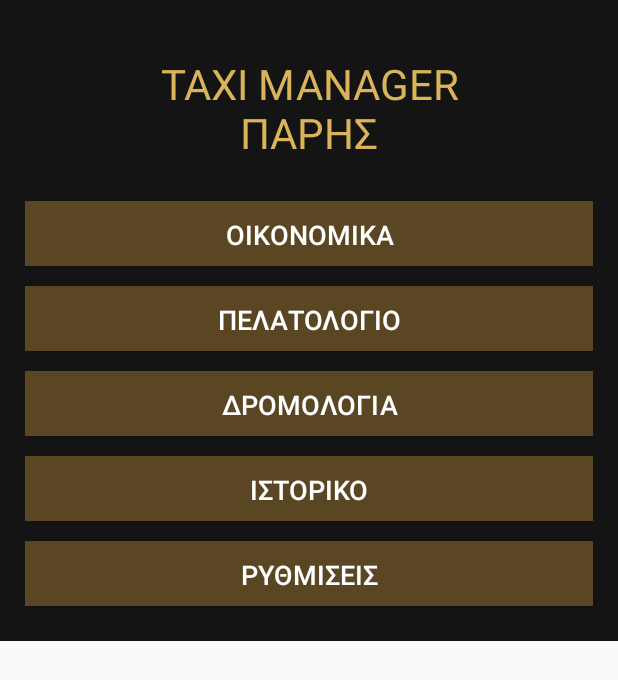
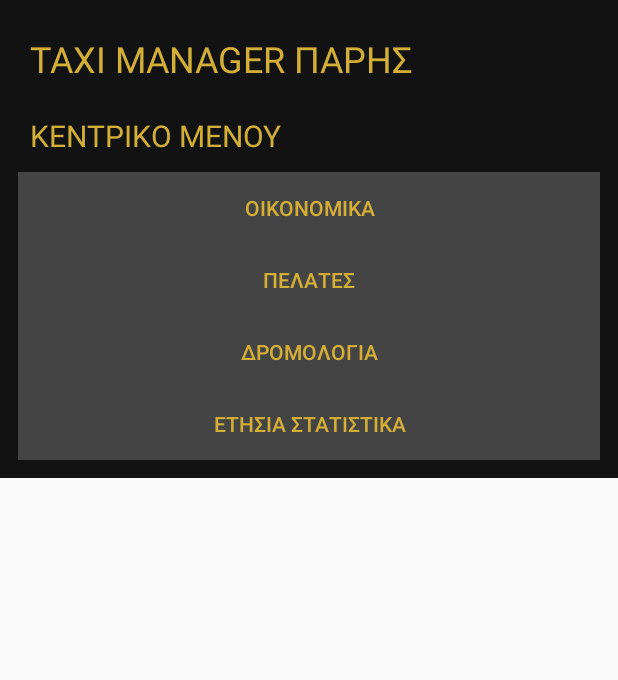
Before and after one commit to parisfotiou7-art/taxi-manager-paris-new, an Android app: the screen it shows after launch (MainActivity), on a phone screen of 412 x 824 dp. Shown: the top 680 px of the screen. Run offline under Robolectric (Android 15) with nearby library versions, the phone set to English and light mode, and no system bars.

Commit message:
Refactor MainActivity for improved structure and clarity

```diff
--- a/app/src/main/java/com/paris/taximanager/MainActivity.java
+++ b/app/src/main/java/com/paris/taximanager/MainActivity.java
@@ -1,57 +1,199 @@
+
 package com.paris.taximanager;
 
-import android.app.*;
-import android.os.*;
+import android.app.Activity;
+import android.os.Bundle;
 import android.graphics.Color;
-import android.view.*;
+import android.view.Gravity;
+import android.view.View;
 import android.widget.*;
+import android.content.SharedPreferences;
+import java.text.SimpleDateFormat;
+import java.util.Date;
+import java.util.Locale;
 
 public class MainActivity extends Activity {
 
-    LinearLayout mainLayout;
+    int gold = Color.rgb(212,175,55);
+    int black = Color.rgb(18,18,18);
+    LinearLayout main;
+    SharedPreferences prefs;
 
     @Override
-    protected void onCreate(Bundle savedInstanceState) {
+    public void onCreate(Bundle savedInstanceState) {
         super.onCreate(savedInstanceState);
+        prefs = getSharedPreferences("TaxiParis", MODE_PRIVATE);
+        showHome();
+    }
 
-        mainLayout = new LinearLayout(this);
-        mainLayout.setOrientation(LinearLayout.VERTICAL);
-        mainLayout.setPadding(25, 35, 25, 25);
-        mainLayout.setBackgroundColor(Color.rgb(20,20,20));
+    TextView text(String value, int size) {
+        TextView t = new TextView(this);
+        t.setText(value);
+        t.setTextSize(size);
+        t.setTextColor(gold);
+        t.setPadding(12,16,12,16);
+        return t;
+    }
+
+    void setup(String title) {
+        main = new LinearLayout(this);
+        main.setOrientation(LinearLayout.VERTICAL);
+        main.setPadding(18,18,18,18);
+        main.setBackgroundColor(black);
 
         ScrollView scroll = new ScrollView(this);
-        scroll.addView(mainLayout);
+        scroll.addView(main);
+        setContentView(scroll);
 
-        TextView title = new TextView(this);
-        title.setText("TAXI MANAGER\nΠΑΡΗΣ");
-        title.setTextSize(28);
-        title.setTextColor(Color.rgb(218,180,90));
-        title.setGravity(Gravity.CENTER);
-        title.setPadding(10,20,10,30);
-        mainLayout.addView(title);
-
-        addButton("ΟΙΚΟΝΟΜΙΚΑ");
-        addButton("ΠΕΛΑΤΟΛΟΓΙΟ");
-        addButton("ΔΡΟΜΟΛΟΓΙΑ");
-        addButton("ΙΣΤΟΡΙΚΟ");
-        addButton("ΡΥΘΜΙΣΕΙΣ");
-
-        setContentView(scroll);
+        main.addView(text("TAXI MANAGER ΠΑΡΗΣ",24));
+        main.addView(text(title,20));
     }
 
-    private void addButton(String text) {
-        Button button = new Button(this);
-        button.setText(text);
-        button.setTextSize(18);
-        button.setTextColor(Color.WHITE);
-        button.setBackgroundColor(Color.rgb(90,70,35));
+    void addButton(String name, Runnable action) {
+        Button b = new Button(this);
+        b.setText(name);
+        b.setTextColor(gold);
+        b.setBackgroundColor(Color.DKGRAY);
+        main.addView(b);
+        b.setOnClickListener(v -> action.run());
+    }
 
-        LinearLayout.LayoutParams params =
-            new LinearLayout.LayoutParams(
-                -1, 65
-            );
-        params.setMargins(0,10,0,10);
+    void showHome() {
+        setup("ΚΕΝΤΡΙΚΟ ΜΕΝΟΥ");
 
-        mainLayout.addView(button, params);
+        addButton("ΟΙΚΟΝΟΜΙΚΑ", () -> showFinance());
+        addButton("ΠΕΛΑΤΕΣ", () -> showCustomers());
+        addButton("ΔΡΟΜΟΛΟΓΙΑ", () -> showRoutes());
+        addButton("ΕΤΗΣΙΑ ΣΤΑΤΙΣΤΙΚΑ", () -> showYear());
+    }
+
+    void showFinance() {
+        setup("ΜΗΝΙΑΙΑ ΟΙΚΟΝΟΜΙΚΑ");
+
+        String month = new SimpleDateFormat("yyyy-MM", Locale.getDefault()).format(new Date());
+
+        EditText income = new EditText(this);
+        income.setHint("Έσοδα (€)");
+        income.setInputType(8194);
+        main.addView(income);
+
+        EditText expense = new EditText(this);
+        expense.setHint("Έξοδα (€)");
+        expense.setInputType(8194);
+        main.addView(expense);
+
+        TextView result = text("",18);
+        main.addView(result);
+
+        addButton("ΑΠΟΘΗΚΕΥΣΗ", () -> {
+            double in = number(income.getText().toString());
+            double out = number(expense.getText().toString());
+
+            double oldIn = Double.longBitsToDouble(
+                prefs.getLong(month+"in", Double.doubleToLongBits(0)));
+            double oldOut = Double.longBitsToDouble(
+                prefs.getLong(month+"out", Double.doubleToLongBits(0)));
+
+            prefs.edit()
+                .putLong(month+"in", Double.doubleToLongBits(oldIn+in))
+                .putLong(month+"out", Double.doubleToLongBits(oldOut+out))
+                .apply();
+
+            result.setText("ΣΥΝΟΛΟ ΕΣΟΔΩΝ: "+(oldIn+in+0)+" €\n"+
+                "ΣΥΝΟΛΟ ΕΞΟΔΩΝ: "+(oldOut+out)+" €\n"+
+                "ΚΑΘΑΡΟ: "+(oldIn+in-oldOut-out)+" €");
+            Toast.makeText(this,"Αποθηκεύτηκε!",Toast.LENGTH_SHORT).show();
+        });
+
+        addButton("ΕΠΙΣΤΡΟΦΗ", () -> showHome());
+    }
+
+    double number(String s) {
+        try {
+            return Double.parseDouble(s.replace(",","."));
+        } catch(Exception e) {
+            return 0;
+        }
+    }
+
+    void showCustomers() {
+        setup("ΙΣΤΟΡΙΚΟ ΠΕΛΑΤΩΝ");
+
+        EditText name = new EditText(this);
+        name.setHint("Όνομα πελάτη");
+        main.addView(name);
+
+        EditText phone = new EditText(this);
+        phone.setHint("Τηλέφωνο");
+        main.addView(phone);
+
+        TextView list = text(prefs.getString("customers",""),16);
+        main.addView(list);
+
+        addButton("ΠΡΟΣΘΗΚΗ ΠΕΛΑΤΗ", () -> {
+            String old = prefs.getString("customers","");
+            String entry = name.getText().toString()+" - "+phone.getText().toString();
+            if(name.getText().length()==0) return;
+            String updated = old+entry+"\n";
+            prefs.edit().putString("customers",updated).apply();
+            list.setText(updated);
+            name.setText("");
+            phone.setText("");
+        });
+
+        addButton("ΕΠΙΣΤΡΟΦΗ", () -> showHome());
+    }
+
+    void showRoutes() {
+        setup("ΔΡΟΜΟΛΟΓΙΑ");
+
+        EditText route = new EditText(this);
+        route.setHint("Περιγραφή δρομολογίου");
+        main.addView(route);
+
+        EditText price = new EditText(this);
+        price.setHint("Ποσό (€)");
+        price.setInputType(8194);
+        main.addView(price);
+
+        TextView list = text(prefs.getString("routes",""),16);
+        main.addView(list);
+
+        addButton("ΠΡΟΣΘΗΚΗ ΔΡΟΜΟΛΟΓΙΟΥ", () -> {
+            if(route.getText().length()==0) return;
+            String entry = route.getText().toString()+" - "+
+                price.getText().toString()+" €\n";
+            String updated = prefs.getString("routes","")+entry;
+            prefs.edit().putString("routes",updated).apply();
+            list.setText(updated);
+            route.setText("");
+            price.setText("");
+        });
+
+        addButton("ΕΠΙΣΤΡΟΦΗ", () -> showHome());
+    }
+
+    void showYear() {
+        setup("ΕΤΗΣΙΑ ΣΤΑΤΙΣΤΙΚΑ");
+
+        int year = Integer.parseInt(
+            new SimpleDateFormat("yyyy",Locale.getDefault()).format(new Date()));
+
+        double totalIn = 0, totalOut = 0;
+
+        for(int m=1;m<=12;m++) {
+            String key = String.format(Locale.US,"%04d-%02d",year,m);
+            totalIn += Double.longBitsToDouble(prefs.getLong(
+                key+"in",Double.doubleToLongBits(0)));
+            totalOut += Double.longBitsToDouble(prefs.getLong(
+                key+"out",Double.doubleToLongBits(0)));
+        }
+
+        main.addView(text("ΕΤΟΣ: "+year,18));
+        main.addView(text("ΕΣΟΔΑ: "+totalIn+" €",18));
+        main.addView(text("ΕΞΟΔΑ: "+totalOut+" €",18));
+        main.addView(text("ΚΑΘΑΡΟ ΚΕΡΔΟΣ: "+(totalIn-totalOut)+" €",20));
+
+        addButton("ΕΠΙΣΤΡΟΦΗ", () -> showHome());
     }
 }
```
